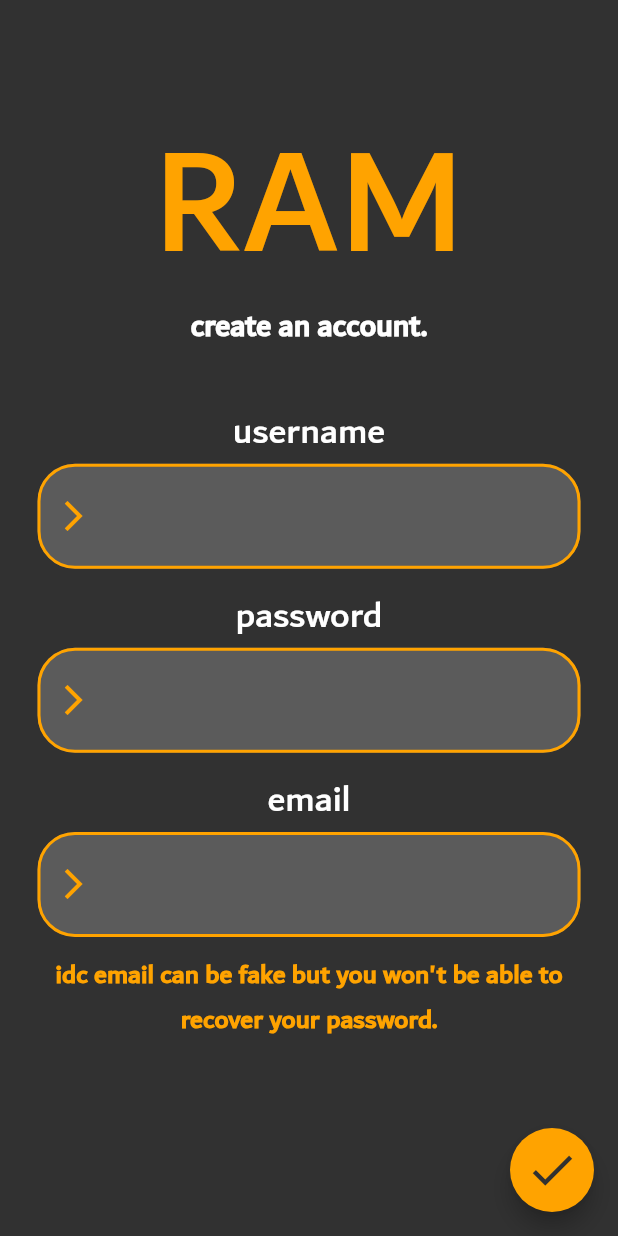
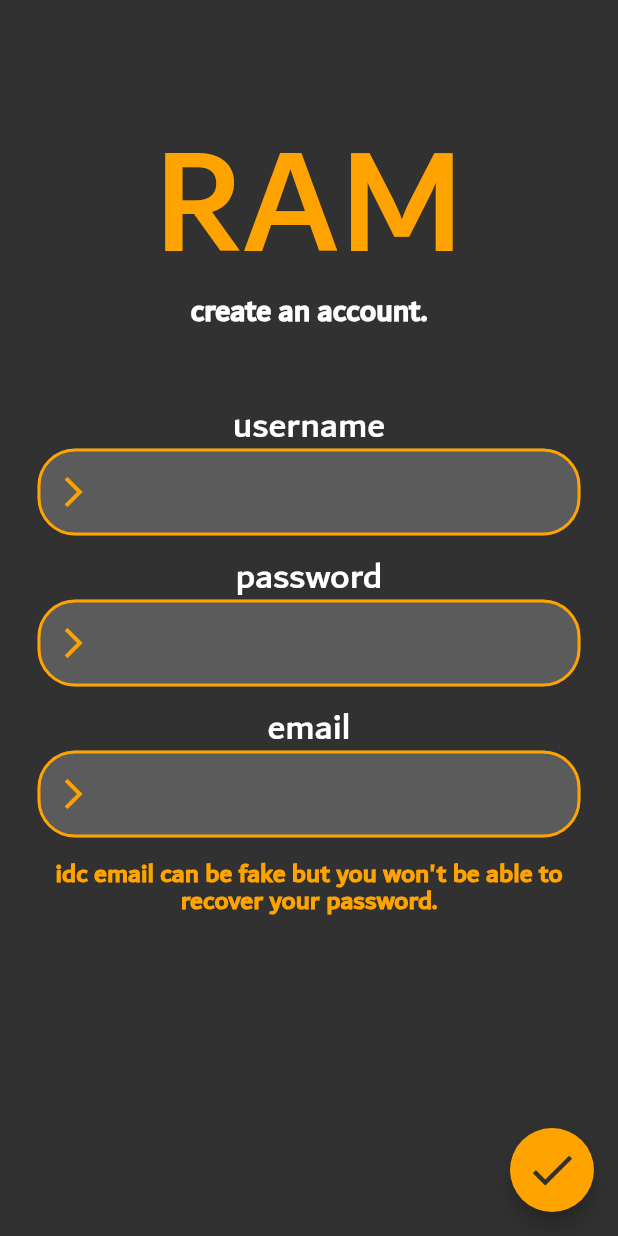
Before and after one commit to joshbacon/RAM, a Flutter app: the screen it shows after launch, after a tap on "sign up", on a phone screen of 412 x 824 dp. Run offline on Flutter 3.47's test engine with Material 2 defaults, Android fonts, the phone set to English and light mode, and no system bars; our stand-ins replace flutter_dotenv, image_picker, shared_preferences; missing offline and left inert: dart:ffi, encrypt; network calls fail.

Commit message:
started on top level theme which made it start to freeze because of the loader animation???

```diff
--- a/lib/main.dart
+++ b/lib/main.dart
@@ -21,11 +21,88 @@
 class MyApp extends StatelessWidget {
   const MyApp({Key? key}) : super(key: key);
 
+  static const Color orange = Color.fromRGBO(255, 163, 0, 1.0);
+  static const Color red = Color.fromRGBO(170, 0, 0, 1.0);
+  static const Color darkGrey = Color.fromRGBO(49, 49, 49, 1.0);
+  static const Color lightGrey = Color.fromARGB(255, 69, 69, 69);
+  static const Color middleGrey = Color.fromRGBO(91, 91, 91, 1.0);
+  static const Color darkishLightGrey = Color.fromARGB(255, 56, 56, 56);
+  static const Color offWhite = Color.fromARGB(255, 230, 230, 230);
+
   @override
   Widget build(BuildContext context) {
-    return const MaterialApp(
+    return MaterialApp(
       title: 'RAM',
-      home: LoginPage(),
+      home: const LoginPage(),
+      theme: ThemeData(
+        colorScheme: const ColorScheme(
+          brightness: Brightness.dark,
+          primary: orange,
+          onPrimary: offWhite,
+          secondary: red,
+          onSecondary: offWhite,
+          error: Colors.red,
+          onError: offWhite,
+          background: darkGrey,
+          onBackground: offWhite,
+          tertiary: lightGrey,
+          surface: middleGrey,
+          onSurface: orange
+        ),
+
+        fontFamily: "dubai",
+        textTheme: const TextTheme(
+          titleMedium: TextStyle(
+            fontFamily: "dubai",
+            decoration: TextDecoration.underline,
+            color: orange,
+            fontSize: 28,
+            height: 1,
+          ),
+          titleSmall: TextStyle(
+            fontFamily: "dubai",
+            decoration: TextDecoration.none,
+            color: orange,
+            fontSize: 21,
+            height: 1,
+          ),
+          bodyLarge: TextStyle(
+            fontFamily: "dubai",
+            decoration: TextDecoration.none,
+            color: offWhite,
+            fontSize: 30,
+            height: 1,
+          ),
+          bodyMedium: TextStyle(
+            fontFamily: "dubai",
+            decoration: TextDecoration.none,
+            color: offWhite,
+            fontSize: 20,
+            height: 1,
+          ),
+          bodySmall: TextStyle(
+            fontFamily: "dubai",
+            color: Colors.white,
+            fontWeight: FontWeight.bold,
+            fontSize: 16,
+          ),
+        ),
+
+        inputDecorationTheme: const InputDecorationTheme(
+
+        ),
+
+        bottomNavigationBarTheme: const BottomNavigationBarThemeData(
+          backgroundColor: Color.fromRGBO(91, 91, 91, 1.0),
+          unselectedItemColor: orange,
+          selectedItemColor: offWhite,
+          elevation: 1,
+        ),
+
+        bottomSheetTheme: const BottomSheetThemeData(
+          backgroundColor: Color.fromRGBO(91, 91, 91, 1.0),
+        )
+      ),
     );
   }
 }
--- a/lib/models/postlist.dart
+++ b/lib/models/postlist.dart
@@ -47,7 +47,6 @@
         }
       } catch (e) {
         Map<String, dynamic> result = json.decode(response.body);
-
       }
     }
     // Limit the list to 25 posts?
--- a/lib/pages/login.dart
+++ b/lib/pages/login.dart
@@ -60,9 +60,10 @@
   OutlineInputBorder borderTheme = OutlineInputBorder(
     borderRadius: BorderRadius.circular(25.0),
     borderSide: const BorderSide(
+      // color: Theme.of(context).colorScheme.primary,
       color: Color.fromRGBO(255, 163, 0, 1.0),
       width: 2.0,
-    )
+    ),
   );
 
 
@@ -71,7 +72,7 @@
     double w = MediaQuery.of(context).size.width;
     double h = MediaQuery.of(context).size.height;
     return Scaffold(
-      backgroundColor: const Color.fromRGBO(49, 49, 49, 1.0),
+      backgroundColor: Theme.of(context).colorScheme.background,
       body: SingleChildScrollView(
         physics: const BouncingScrollPhysics(),
         child: Container(
@@ -89,7 +90,7 @@
               //   style: TextStyle(
               //     fontFamily: "dubai",
               //     decoration: TextDecoration.none,
-              //     color: Color.fromRGBO(255, 163, 0, 1.0),
+              //     color: Theme.of(context).colorScheme.primary,
               //     fontSize: 100,
               //     height: 1,
               //   ),
@@ -105,12 +106,12 @@
                 ),
               ),
               const Spacer(flex: 7),
-              const Text(
+              Text(
                 "Create an account or sign in.",
                 textAlign: TextAlign.center,
                 style: TextStyle(
                   fontFamily: "dubai",
-                  color: Color.fromRGBO(255, 163, 0, 1.0),
+                  color: Theme.of(context).colorScheme.primary,
                   fontWeight: FontWeight.bold,
                   fontSize: 18,
                 ),
@@ -133,9 +134,9 @@
                   disabledBorder: borderTheme,
                   enabledBorder: borderTheme,
                   border: borderTheme,
-                  prefixIcon: const Icon(
+                  prefixIcon: Icon(
                     Icons.arrow_forward_ios,
-                    color: Color.fromRGBO(255, 163, 0, 1.0)
+                    color: Theme.of(context).colorScheme.primary
                   ),
                   hintText: "username",
                   hintStyle: const TextStyle(
@@ -165,9 +166,9 @@
                   disabledBorder: borderTheme,
                   enabledBorder: borderTheme,
                   border: borderTheme,
-                  prefixIcon: const Icon(
+                  prefixIcon: Icon(
                     Icons.arrow_forward_ios,
-                    color: Color.fromRGBO(255, 163, 0, 1.0)
+                    color: Theme.of(context).colorScheme.primary
                   ),
                   hintText: "password",
                   hintStyle: const TextStyle(
@@ -257,7 +258,7 @@
               Container(width: 275, height: 3, decoration:
                 BoxDecoration(
                   borderRadius: BorderRadius.circular(1),
-                  color: const Color.fromRGBO(255, 163, 0, 1.0)
+                  color: Theme.of(context).colorScheme.primary
                 ),
               ),
               const Spacer(flex: 2),
--- a/lib/pages/search.dart
+++ /dev/null
@@ -1,6 +0,0 @@
-// This will be a search page for alltypes of content
-
-// Format
-// search bar at top
-// categories under that [memes, users, ?]
-// then just the content
--- a/lib/widgets/fullimage.dart
+++ b/lib/widgets/fullimage.dart
@@ -8,7 +8,7 @@
   @override
   Widget build(BuildContext context) {
     double w = MediaQuery.of(context).size.width;
-    double h = MediaQuery.of(context).size.width;
+    double h = MediaQuery.of(context).size.height;
     return SingleChildScrollView(
       child: Column(
         children: [
@@ -20,6 +20,7 @@
               width: w,
               height: h,
               child: Image(
+                fit: BoxFit.contain,
                 image: data['image'],
               ),
             ),
--- a/lib/widgets/signup.dart
+++ b/lib/widgets/signup.dart
@@ -26,6 +26,7 @@
   final OutlineInputBorder borderTheme = OutlineInputBorder(
     borderRadius: BorderRadius.circular(25.0),
     borderSide: const BorderSide(
+      // color: Theme.of(context).colorScheme.primary,
       color: Color.fromRGBO(255, 163, 0, 1.0),
       width: 2.0,
     )
@@ -40,7 +41,7 @@
         isError = false;
         message = result[1];
       });
-      Navigator.push(context, MaterialPageRoute(builder: (context) => NavPage()));
+      Navigator.push(context, MaterialPageRoute(builder: (context) => const NavPage()));
     } else {
       setState(() {
         isError = true;
@@ -54,10 +55,10 @@
     double w = MediaQuery.of(context).size.width;
     double h = MediaQuery.of(context).size.height;
     return Scaffold(
-      backgroundColor: const Color.fromRGBO(49, 49, 49, 1.0),
+      backgroundColor: Theme.of(context).colorScheme.background,
       floatingActionButton: FloatingActionButton(
-        backgroundColor: const Color.fromRGBO(255, 163, 0, 1.0),
-        foregroundColor: const Color.fromRGBO(49, 49, 49, 1.0),
+        backgroundColor: Theme.of(context).colorScheme.primary,
+        foregroundColor: Theme.of(context).colorScheme.background,
         child: const Icon(Icons.check_outlined, size: 36,),
         onPressed: () {
           signup();
@@ -72,12 +73,12 @@
             padding: const EdgeInsets.fromLTRB(25, 100, 25, 0),
             child: Column(
               children: [
-                const Text(
+                Text(
                   "RAM",
                   style: TextStyle(
                     fontFamily: "dubai",
                     decoration: TextDecoration.none,
-                    color: Color.fromRGBO(255, 163, 0, 1.0),
+                    color: Theme.of(context).colorScheme.primary,
                     fontSize: 100,
                     height: 1,
                   ),
@@ -113,18 +114,22 @@
                   ),
                   decoration: InputDecoration(
                     filled: true,
-                    fillColor: const Color.fromRGBO(91, 91, 91, 1.0),
+                    fillColor: Theme.of(context).colorScheme.surface,
                     errorBorder: borderTheme,
                     focusedBorder: borderTheme,
                     focusedErrorBorder: borderTheme,
                     disabledBorder: borderTheme,
                     enabledBorder: borderTheme,
                     border: borderTheme,
-                    prefixIcon: const Icon(Icons.arrow_forward_ios, color: Color.fromRGBO(255, 163, 0, 1.0)),
+                    prefixIcon: Icon(
+                      Icons.arrow_forward_ios,
+                      color: Theme.of(context).colorScheme.primary
+                    ),
                   ),
                 ),
                 const Spacer(flex: 1),
-                const Text("password",
+                const Text(
+                  "password",
                   textAlign: TextAlign.left,
                   style: TextStyle(
                     fontFamily: "dubai",
@@ -143,14 +148,17 @@
                   ),
                   decoration: InputDecoration(
                     filled: true,
-                    fillColor: const Color.fromRGBO(91, 91, 91, 1.0),
+                    fillColor: Theme.of(context).colorScheme.surface,
                     errorBorder: borderTheme,
                     focusedBorder: borderTheme,
                     focusedErrorBorder: borderTheme,
                     disabledBorder: borderTheme,
                     enabledBorder: borderTheme,
                     border: borderTheme,
-                    prefixIcon: const Icon(Icons.arrow_forward_ios, color: Color.fromRGBO(255, 163, 0, 1.0)),
+                    prefixIcon: Icon(
+                      Icons.arrow_forward_ios,
+                      color: Theme.of(context).colorScheme.primary
+                    ),
                   ),
                 ),
                 const Spacer(flex: 1),
@@ -173,22 +181,26 @@
                   ),
                   decoration: InputDecoration(
                     filled: true,
-                    fillColor: const Color.fromRGBO(91, 91, 91, 1.0),
+                    fillColor: Theme.of(context).colorScheme.surface,
                     errorBorder: borderTheme,
                     focusedBorder: borderTheme,
                     focusedErrorBorder: borderTheme,
                     disabledBorder: borderTheme,
                     enabledBorder: borderTheme,
                     border: borderTheme,
-                    prefixIcon: const Icon(Icons.arrow_forward_ios, color: Color.fromRGBO(255, 163, 0, 1.0)),
+                    prefixIcon: Icon(
+                      Icons.arrow_forward_ios,
+                      color: Theme.of(context).colorScheme.primary
+                    ),
                   ),
                 ),
                 const Spacer(flex: 1),
-                const Text( "idc email can be fake but you won't be able to recover your password.",
+                Text(
+                  "idc email can be fake but you won't be able to recover your password.",
                   textAlign: TextAlign.center,
                   style: TextStyle(
                     fontFamily: "dubai",
-                    color: Color.fromRGBO(255, 163, 0, 1.0),
+                    color: Theme.of(context).colorScheme.primary,
                     fontWeight: FontWeight.bold,
                     fontSize: 18,
                   ),
--- a/pubspec.yaml
+++ b/pubspec.yaml
@@ -38,6 +38,7 @@
   provider: ^6.0.5
   flutter_dotenv: ^5.1.0
   encrypt: ^5.0.1
+  flutter_masonry_view: ^0.0.2
 
 
 dev_dependencies:
```
Also changed, not shown: lib/pages/anonhome.dart (+10 -8 lines), lib/pages/home.dart (+5 -11 lines), lib/pages/nav.dart (+2 -6 lines), lib/pages/profile.dart (+63 -26 lines), lib/pages/social.dart (+11 -8 lines), lib/pages/upload.dart (+29 -29 lines), lib/widgets/littlepost.dart (added, +31 -0 lines), lib/widgets/loader.dart (+49 -44 lines), lib/widgets/news.dart (+3 -9 lines), lib/widgets/post.dart (+3 -5 lines), lib/widgets/profilecard.dart (+7 -13 lines), lib/widgets/sidemenu.dart (+6 -21 lines), pubspec.lock, 1 other file.
